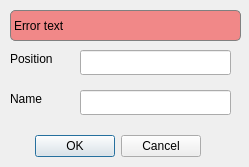
The window that qt/applications/workbench/workbench/plotting/singlemarkereditor.ui (mantidproject/mantid) describes before a commit, drawn with Qt 5.
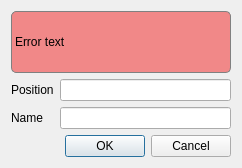
The same window after the commit.

Commit message:
refs #26657. Do not display label if marker not visible
refs #26657. Update tests, add edit marker when doubleclicked

What changed in the file:
```diff
--- a/qt/applications/workbench/workbench/plotting/singlemarkereditor.ui
+++ b/qt/applications/workbench/workbench/plotting/singlemarkereditor.ui
@@ -6,100 +6,64 @@
    <rect>
     <x>0</x>
     <y>0</y>
-    <width>249</width>
-    <height>167</height>
+    <width>242</width>
+    <height>168</height>
    </rect>
   </property>
   <property name="windowTitle">
    <string>Dialog</string>
   </property>
-  <widget class="QDialogButtonBox" name="buttonBox">
-   <property name="geometry">
-    <rect>
-     <x>30</x>
-     <y>130</y>
-     <width>171</width>
-     <height>32</height>
-    </rect>
-   </property>
-   <property name="orientation">
-    <enum>Qt::Horizontal</enum>
-   </property>
-   <property name="standardButtons">
-    <set>QDialogButtonBox::Cancel|QDialogButtonBox::Ok</set>
-   </property>
-  </widget>
-  <widget class="QLineEdit" name="position">
-   <property name="geometry">
-    <rect>
-     <x>80</x>
-     <y>50</y>
-     <width>151</width>
-     <height>25</height>
-    </rect>
-   </property>
-  </widget>
-  <widget class="QLabel" name="label">
-   <property name="geometry">
-    <rect>
-     <x>10</x>
-     <y>50</y>
-     <width>67</width>
-     <height>17</height>
-    </rect>
-   </property>
-   <property name="text">
-    <string>Position</string>
-   </property>
-  </widget>
-  <widget class="QLabel" name="label_2">
-   <property name="geometry">
-    <rect>
-     <x>10</x>
-     <y>90</y>
-     <width>67</width>
-     <height>17</height>
-    </rect>
-   </property>
-   <property name="text">
-    <string>Name</string>
-   </property>
-  </widget>
-  <widget class="QLineEdit" name="name">
-   <property name="geometry">
-    <rect>
-     <x>80</x>
-     <y>90</y>
-     <width>151</width>
-     <height>25</height>
-    </rect>
-   </property>
-  </widget>
-  <widget class="QLabel" name="errors">
-   <property name="enabled">
-    <bool>true</bool>
-   </property>
-   <property name="geometry">
-    <rect>
-     <x>10</x>
-     <y>10</y>
-     <width>231</width>
-     <height>31</height>
-    </rect>
-   </property>
-   <property name="styleSheet">
-    <string notr="true">.QLabel{background-color: #F18888; border: 1px solid gray; border-radius: 5px}</string>
-   </property>
-   <property name="frameShape">
-    <enum>QFrame::Box</enum>
-   </property>
-   <property name="frameShadow">
-    <enum>QFrame::Sunken</enum>
-   </property>
-   <property name="text">
-    <string>Error text</string>
-   </property>
-  </widget>
+  <layout class="QGridLayout" name="gridLayout">
+   <item row="0" column="0" colspan="2">
+    <widget class="QLabel" name="errors">
+     <property name="enabled">
+      <bool>true</bool>
+     </property>
+     <property name="styleSheet">
+      <string notr="true">.QLabel{background-color: #F18888; border: 1px solid gray; border-radius: 5px}</string>
+     </property>
+     <property name="frameShape">
+      <enum>QFrame::Box</enum>
+     </property>
+     <property name="frameShadow">
+      <enum>QFrame::Sunken</enum>
+     </property>
+     <property name="text">
+      <string>Error text</string>
+     </property>
+    </widget>
+   </item>
+   <item row="1" column="0">
+    <widget class="QLabel" name="label">
+     <property name="text">
+      <string>Position</string>
+     </property>
+    </widget>
+   </item>
+   <item row="1" column="1">
+    <widget class="QLineEdit" name="position"/>
+   </item>
+   <item row="2" column="0">
+    <widget class="QLabel" name="label_2">
+     <property name="text">
+      <string>Name</string>
+     </property>
+    </widget>
+   </item>
+   <item row="2" column="1">
+    <widget class="QLineEdit" name="name"/>
+   </item>
+   <item row="3" column="0" colspan="2">
+    <widget class="QDialogButtonBox" name="buttonBox">
+     <property name="orientation">
+      <enum>Qt::Horizontal</enum>
+     </property>
+     <property name="standardButtons">
+      <set>QDialogButtonBox::Cancel|QDialogButtonBox::Ok</set>
+     </property>
+    </widget>
+   </item>
+  </layout>
  </widget>
  <resources/>
  <connections>
```
Left out of the diff: 37 changed lines with no effect on the pictures. The commit also changes 3 other files.
